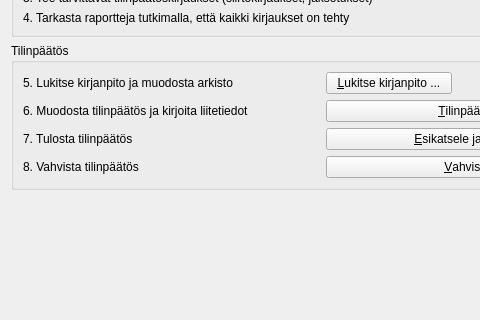
First picture: the form in kitupiikki/arkisto/tilinpaattaja.ui, repository artoh/kitupiikki, before the edit; both pictures show x 0 to 480 and y 142 to 462 of the 645 by 462 pixel window.
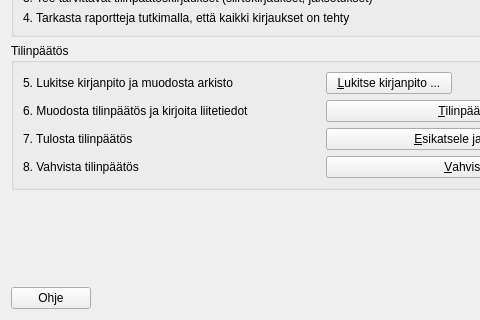
Second picture: the form after the edit. Icons and pictures are not drawn.

Commit message: #42 Ohje-nappien käsikirjalinkkien tarkistus

Diff of the .ui file:
```diff
--- a/kitupiikki/arkisto/tilinpaattaja.ui
+++ b/kitupiikki/arkisto/tilinpaattaja.ui
@@ -283,6 +283,20 @@
    </item>
    <item>
     <layout class="QHBoxLayout" name="horizontalLayout_4">
+     <item>
+      <widget class="QPushButton" name="ohjeNappi">
+       <property name="text">
+        <string>Ohje</string>
+       </property>
+       <property name="icon">
+        <iconset resource="../pic/pic.qrc">
+         <normaloff>:/pic/ohje.png</normaloff>:/pic/ohje.png</iconset>
+       </property>
+       <property name="shortcut">
+        <string>F1</string>
+       </property>
+      </widget>
+     </item>
      <item>
       <spacer name="horizontalSpacer">
        <property name="orientation">
```
The commit also changes 22 other files.
